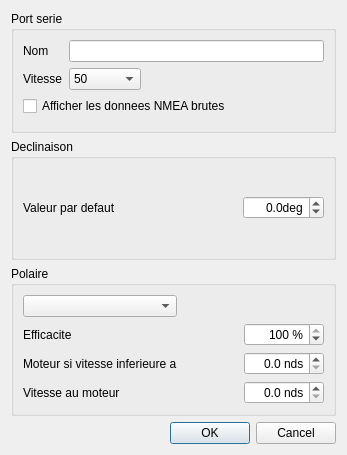
Qt form src/Ui/realBoatConfig.ui (nohal/qtVlm) before a commit.
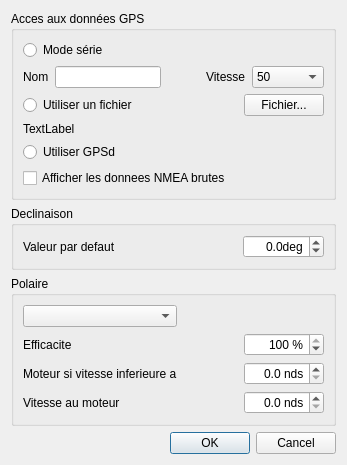
The same form after that commit.

The edit to the form file:
```diff
--- a/src/Ui/realBoatConfig.ui
+++ b/src/Ui/realBoatConfig.ui
@@ -17,30 +17,55 @@
    <item>
     <widget class="QGroupBox" name="groupBox">
      <property name="title">
-      <string>Port serie</string>
+      <string>Acces aux données GPS</string>
      </property>
-     <layout class="QFormLayout" name="formLayout">
-      <property name="fieldGrowthPolicy">
-       <enum>QFormLayout::ExpandingFieldsGrow</enum>
-      </property>
-      <item row="0" column="0">
+     <layout class="QVBoxLayout" name="verticalLayout">
+      <item>
+       <widget class="QRadioButton" name="rdSerial">
+        <property name="text">
+         <string>Mode série</string>
+        </property>
+       </widget>
+      </item>
+      <item>
+       <layout class="QHBoxLayout" name="horizontalLayout_4">
+        <item>
+         <layout class="QHBoxLayout" name="horizontalLayout">
+          <item>
        <widget class="QLabel" name="label">
         <property name="text">
          <string>Nom</string>
         </property>
        </widget>
       </item>
-      <item row="0" column="1">
+          <item>
        <widget class="QLineEdit" name="serialName"/>
       </item>
-      <item row="1" column="0">
+         </layout>
+        </item>
+        <item>
+         <spacer name="horizontalSpacer_5">
+          <property name="orientation">
+           <enum>Qt::Horizontal</enum>
+          </property>
+          <property name="sizeHint" stdset="0">
+           <size>
+            <width>40</width>
+            <height>20</height>
+           </size>
+          </property>
+         </spacer>
+        </item>
+        <item>
+         <layout class="QHBoxLayout" name="horizontalLayout_3">
+          <item>
        <widget class="QLabel" name="label_2">
         <property name="text">
          <string>Vitesse</string>
         </property>
        </widget>
       </item>
-      <item row="1" column="1">
+          <item>
        <widget class="QComboBox" name="baudRate">
         <item>
          <property name="text">
@@ -154,7 +179,56 @@
         </item>
        </widget>
       </item>
-      <item row="2" column="0" colspan="2">
+         </layout>
+        </item>
+       </layout>
+      </item>
+      <item>
+       <layout class="QHBoxLayout" name="horizontalLayout_5">
+        <item>
+         <widget class="QRadioButton" name="rdFile">
+          <property name="text">
+           <string>Utiliser un fichier</string>
+          </property>
+         </widget>
+        </item>
+        <item>
+         <spacer name="horizontalSpacer_6">
+          <property name="orientation">
+           <enum>Qt::Horizontal</enum>
+          </property>
+          <property name="sizeHint" stdset="0">
+           <size>
+            <width>40</width>
+            <height>20</height>
+           </size>
+          </property>
+         </spacer>
+        </item>
+        <item>
+         <widget class="QPushButton" name="btnFile">
+          <property name="text">
+           <string>Fichier...</string>
+          </property>
+         </widget>
+        </item>
+       </layout>
+      </item>
+      <item>
+       <widget class="QLabel" name="lb_fileName">
+        <property name="text">
+         <string>TextLabel</string>
+        </property>
+       </widget>
+      </item>
+      <item>
+       <widget class="QRadioButton" name="rdGPSd">
+        <property name="text">
+         <string>Utiliser GPSd</string>
+        </property>
+       </widget>
+      </item>
+      <item>
        <widget class="QCheckBox" name="displayNMEA">
         <property name="text">
          <string>Afficher les donnees NMEA brutes</string>
@@ -337,6 +411,19 @@
      </layout>
     </widget>
    </item>
+   <item>
+    <spacer name="verticalSpacer">
+     <property name="orientation">
+      <enum>Qt::Vertical</enum>
+     </property>
+     <property name="sizeHint" stdset="0">
+      <size>
+       <width>20</width>
+       <height>7</height>
+      </size>
+     </property>
+    </spacer>
+   </item>
    <item>
     <widget class="QDialogButtonBox" name="buttonBox">
      <property name="orientation">
```
Left out of the diff: 79 changed lines with no effect on the pictures. Lines whose indentation alone changed are shown as unchanged.
